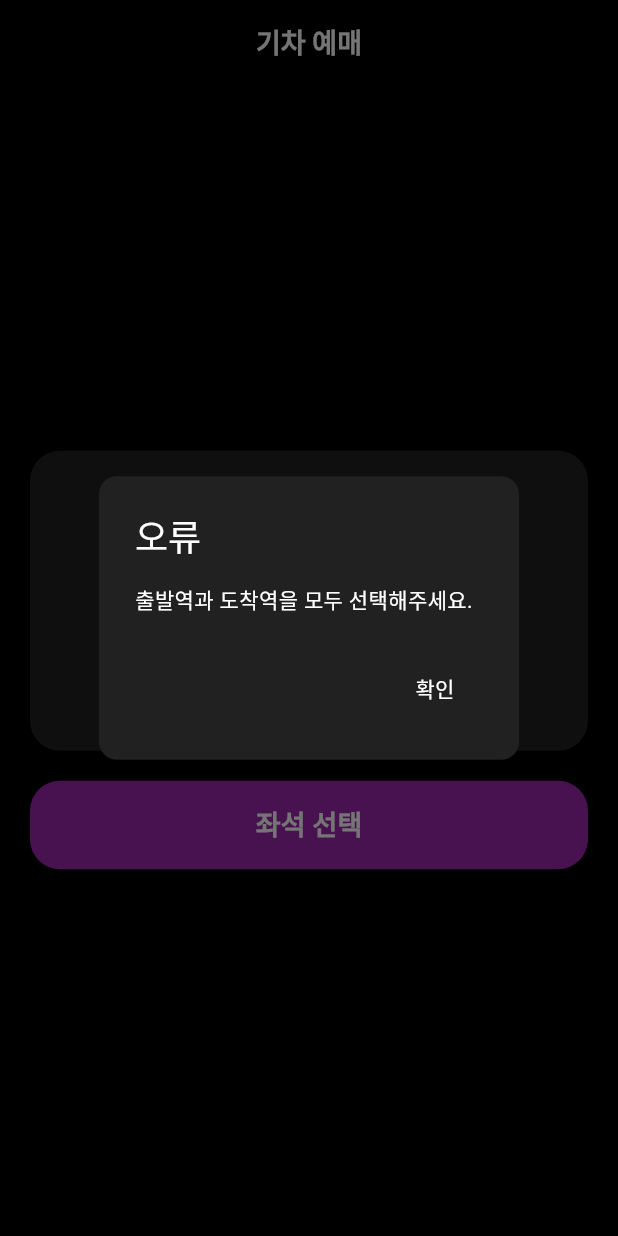
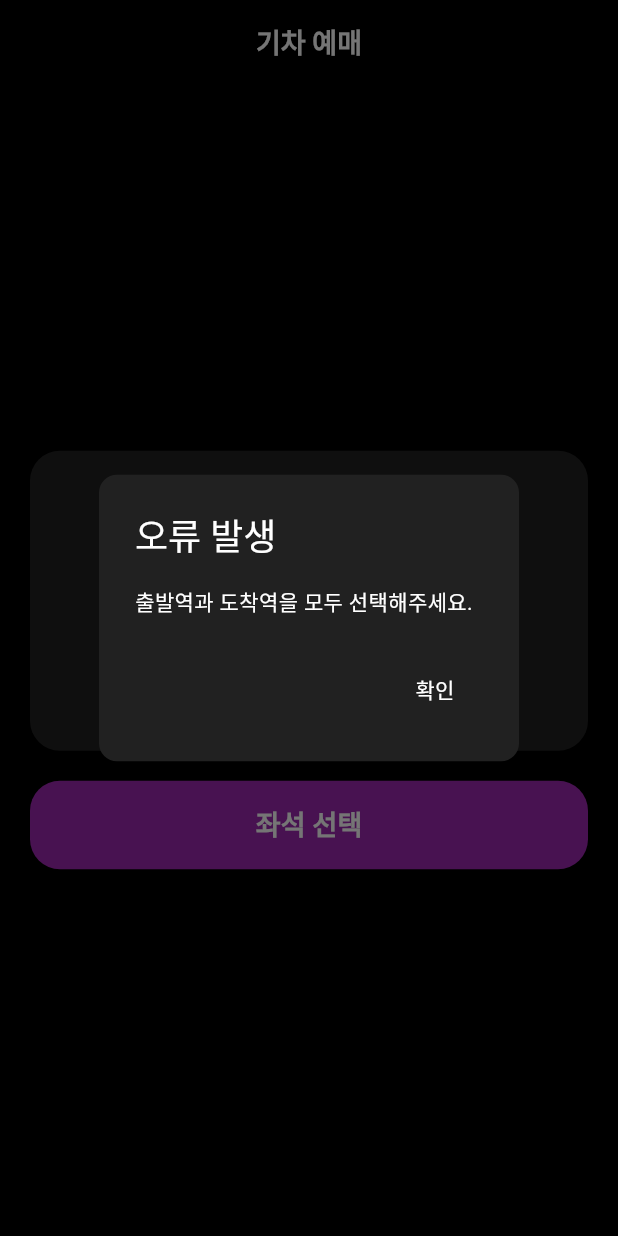
Before and after one commit to Aislyn-cell/flutter_train_app, a Flutter app: the screen it shows after launch, after a tap on "좌석 선택", on a phone screen of 412 x 824 dp. Run offline on Flutter 3.47's test engine with Material 3 defaults, Android fonts, the phone set to English and light mode, and no system bars.

Commit message:
예외처리를 수정했습니다.

```diff
--- a/lib/home_page.dart
+++ b/lib/home_page.dart
@@ -16,16 +16,13 @@ class HomePageState extends State<HomePage> {
   @override
   Widget build(BuildContext context) {
     return Scaffold(
-      backgroundColor: Colors.black, // 검정색 배경
+      backgroundColor: Colors.black,
       appBar: AppBar(
-        title: Center(
-          child: Text(
-            '기차 예매',
-            style: TextStyle(color: Colors.white), // 하얀색 텍스트
+        title: const Center(
+          child: Text('기차 예매', style: TextStyle(color: Colors.white)),
         ),
-        ),
-        backgroundColor: Colors.transparent, // 투명한 앱바 배경
-        elevation: 0, // 그림자 제거
+        backgroundColor: Colors.transparent,
+        elevation: 0,
       ),
       body: Padding(
         padding: const EdgeInsets.all(20.0),
@@ -36,43 +33,44 @@ class HomePageState extends State<HomePage> {
               height: 200,
               padding: const EdgeInsets.all(16.0),
               decoration: BoxDecoration(
-                color: Colors.grey[900], // 회색 배경 색상
+                color: Colors.grey[900],
                 borderRadius: BorderRadius.circular(20),
               ),
               child: Row(
                 mainAxisAlignment: MainAxisAlignment.spaceAround,
                 children: [
-                  _buildStationSelection(context, '출발역', departureStation, (
-                    station,
-                  ) {
+                  _buildStationSelection('출발역', departureStation, (station) {
+                    if (mounted) {
                       setState(() {
                         departureStation = station;
                       });
+                    }
                   }, true),
                   SizedBox(
                     height: 50,
                     child: VerticalDivider(
                       width: 2,
                       thickness: 2,
-                      color: Colors.grey[700], // 회색 선
+                      color: Colors.grey[700],
                     ),
                   ),
-                  _buildStationSelection(context, '도착역', arrivalStation, (
-                    station,
-                  ) {
+                  _buildStationSelection('도착역', arrivalStation, (station) {
+                    if (mounted) {
                       setState(() {
                         arrivalStation = station;
                       });
+                    }
                   }, false),
                 ],
               ),
             ),
-            SizedBox(height: 20),
+            const SizedBox(height: 20),
             SizedBox(
               width: double.infinity,
               child: ElevatedButton(
                 onPressed: () {
                   if (departureStation != null && arrivalStation != null) {
+                    if (!context.mounted) return;
                     Navigator.push(
                       context,
                       MaterialPageRoute(
@@ -84,30 +82,7 @@ class HomePageState extends State<HomePage> {
                       ),
                     );
                   } else {
-                    showDialog(
-                      context: context,
-                      builder:
-                          (context) => AlertDialog(
-                            backgroundColor: Colors.grey[900], // 회색 다이어로그
-                            title: Text(
-                              '오류',
-                              style: TextStyle(color: Colors.white),
-                            ),
-                            content: Text(
-                              '출발역과 도착역을 모두 선택해주세요.',
-                              style: TextStyle(color: Colors.white),
-                            ),
-                            actions: [
-                              TextButton(
-                                onPressed: () => Navigator.pop(context),
-                                child: Text(
-                                  '확인',
-                                  style: TextStyle(color: Colors.white),
-                                ),
-                              ),
-                            ],
-                          ),
-                    );
+                    _showErrorDialog('출발역과 도착역을 모두 선택해주세요.');
                   }
                 },
                 style: ElevatedButton.styleFrom(
@@ -116,8 +91,8 @@ class HomePageState extends State<HomePage> {
                     borderRadius: BorderRadius.circular(20),
                   ),
                 ),
-                child: Padding(
-                  padding: const EdgeInsets.symmetric(vertical: 16),
+                child: const Padding(
+                  padding: EdgeInsets.symmetric(vertical: 16),
                   child: Text(
                     '좌석 선택',
                     style: TextStyle(
@@ -136,7 +111,6 @@ class HomePageState extends State<HomePage> {
   }
 
   Widget _buildStationSelection(
-    BuildContext context,
     String title,
     String? selectedStation,
     Function(String?) onStationSelected,
@@ -147,7 +121,7 @@ class HomePageState extends State<HomePage> {
       children: [
         Text(
           title,
-          style: TextStyle(
+          style: const TextStyle(
             fontSize: 16,
             color: Colors.grey,
             fontWeight: FontWeight.bold,
@@ -155,6 +129,7 @@ class HomePageState extends State<HomePage> {
         ),
         GestureDetector(
           onTap: () async {
+            try {
               final result = await Navigator.push(
                 context,
                 MaterialPageRoute(
@@ -166,19 +141,42 @@ class HomePageState extends State<HomePage> {
                       ),
                 ),
               );
+              if (!mounted) return;
               if (result != null && result is String) {
                 onStationSelected(result);
+              }
+            } catch (error) {
+              _showErrorDialog('역 선택 중 오류가 발생했습니다.\n$error');
             }
           },
           child: Container(
             padding: const EdgeInsets.symmetric(horizontal: 16, vertical: 8),
             child: Text(
               selectedStation ?? '선택',
-              style: TextStyle(fontSize: 40, color: Colors.white),
+              style: const TextStyle(fontSize: 40, color: Colors.white),
             ),
           ),
         ),
       ],
     );
   }
+
+  void _showErrorDialog(String message) {
+    if (!context.mounted) return;
+    showDialog(
+      context: context,
+      builder:
+          (context) => AlertDialog(
+            backgroundColor: Colors.grey[900],
+            title: const Text('오류 발생', style: TextStyle(color: Colors.white)),
+            content: Text(message, style: const TextStyle(color: Colors.white)),
+            actions: [
+              TextButton(
+                onPressed: () => Navigator.pop(context),
+                child: const Text('확인', style: TextStyle(color: Colors.white)),
+              ),
+            ],
+          ),
+    );
   }
+}
```
Also changed, not shown: lib/seat_page.dart (+43 -2 lines), lib/station_list_page.dart (+33 -5 lines). Lines whose indentation alone changed are shown as unchanged.
